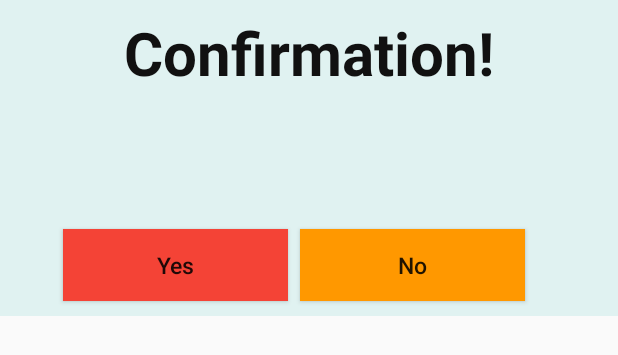
After one commit to pavithB/MySchedule, an Android app: the layout confirm_delete.xml on its own in the app's theme, with its tools: preview values and no code run, on a phone screen of 412 x 824 dp. The commit adds this screen. Shown: the top 355 px of the screen. Run offline under Robolectric (Android 15) with nearby library versions, the phone set to English and light mode, and no system bars.

Commit message:
add confirmation button

```diff
--- /dev/null
+++ b/app/src/main/res/layout/confirm_delete.xml
@@ -0,0 +1,101 @@
+<?xml version="1.0" encoding="utf-8"?>
+<android.support.constraint.ConstraintLayout xmlns:android="http://schemas.android.com/apk/res/android"
+    xmlns:app="http://schemas.android.com/apk/res-auto"
+    xmlns:tools="http://schemas.android.com/tools"
+    android:background="#E0F2F1"
+    android:layout_width="match_parent"
+    android:layout_height="wrap_content"
+
+    tools:context="com.pavithbuddhima.myschedule.CalenderMain"
+    >
+
+    <TextView
+        android:id="@+id/textView6"
+        android:layout_width="0dp"
+        android:layout_height="wrap_content"
+        android:text="Confirmation!"
+        android:textAlignment="center"
+        android:textColor="#111111"
+        android:textSize="40dp"
+        android:textStyle="bold"
+        app:layout_constraintTop_toTopOf="parent"
+        android:layout_marginTop="8dp"
+        android:layout_marginLeft="8dp"
+        app:layout_constraintLeft_toLeftOf="parent"
+        android:layout_marginRight="8dp"
+        app:layout_constraintRight_toRightOf="parent"
+        android:layout_marginStart="8dp"
+        android:layout_marginEnd="8dp" />
+
+    <TextView
+        android:id="@+id/confirmDeleteText"
+        android:layout_width="0dp"
+        android:layout_height="wrap_content"
+        android:layout_weight="0.07"
+        android:text=""
+        android:textAlignment="center"
+        android:textColor="#111111"
+        android:textSize="20dp"
+        android:layout_marginTop="8dp"
+        app:layout_constraintTop_toBottomOf="@+id/textView6"
+        android:layout_marginLeft="8dp"
+        app:layout_constraintLeft_toLeftOf="parent"
+        android:layout_marginRight="8dp"
+        app:layout_constraintRight_toRightOf="parent"
+        android:layout_marginStart="8dp"
+        android:layout_marginEnd="8dp" />
+
+
+
+    <Button
+        android:id="@+id/confirmYes"
+        android:layout_width="150dp"
+        android:layout_height="wrap_content"
+        android:background="#F44336"
+        android:text="Yes"
+        android:textAllCaps="false"
+        android:textSize="15dp"
+        android:layout_marginStart="8dp"
+        android:layout_marginEnd="8dp"
+        app:layout_constraintBaseline_toBaselineOf="@+id/confirmNo"
+        app:layout_constraintRight_toLeftOf="@+id/confirmNo"
+        android:layout_marginRight="-101dp" />
+
+
+    <Button
+        android:id="@+id/confirmNo"
+        android:layout_width="150dp"
+        android:layout_height="wrap_content"
+        android:background="#FF9800"
+        android:text="No"
+        android:textAllCaps="false"
+        android:textSize="15dp"
+        android:layout_marginStart="8dp"
+        android:layout_marginEnd="8dp"
+        android:layout_marginRight="8dp"
+        app:layout_constraintRight_toRightOf="@+id/confirmDeleteText"
+        android:layout_marginLeft="8dp"
+        app:layout_constraintLeft_toLeftOf="@+id/confirmDeleteText"
+        app:layout_constraintHorizontal_bias="0.799"
+        android:layout_marginTop="55dp"
+        app:layout_constraintTop_toBottomOf="@+id/confirmDeleteText" />
+    <Space
+        android:layout_width="0dp"
+        android:layout_height="10dp"
+        android:layout_marginLeft="8dp"
+        app:layout_constraintLeft_toLeftOf="parent"
+        android:layout_marginRight="8dp"
+        app:layout_constraintRight_toRightOf="parent"
+        app:layout_constraintHorizontal_bias="0.0"
+        android:layout_marginTop="0dp"
+        app:layout_constraintTop_toBottomOf="@+id/confirmNo" />
+
+    <android.support.constraint.Guideline
+        android:layout_width="wrap_content"
+        android:layout_height="wrap_content"
+        android:id="@+id/guideline"
+        app:layout_constraintGuide_begin="20dp"
+        android:orientation="horizontal" />
+
+
+</android.support.constraint.ConstraintLayout>
```
Also changed, not shown: app/src/main/java/com/pavithbuddhima/myschedule/AppoinmentDataBase.java (+49 -4 lines), app/src/main/java/com/pavithbuddhima/myschedule/ViewAppointment.java (+132 -2 lines), app/src/main/res/layout/activity_calender_main.xml (+4 -4 lines), app/src/main/res/layout/activity_view_appointment.xml (+5 -2 lines).
